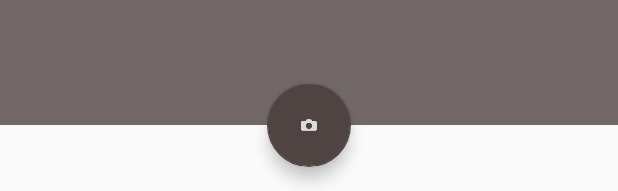
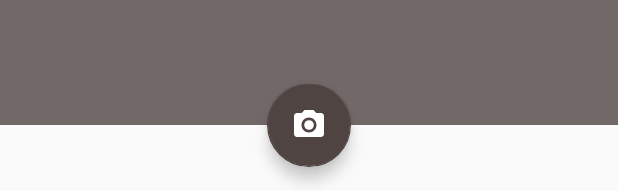
Before and after one commit to woosuk-oh/Healer, an Android app: the layout activity_takepicure.xml on its own in the app's theme, with its tools: preview values and no code run, on a phone screen of 412 x 824 dp. Shown: the part 1042-1233 px from the top of the screen. Run offline under Robolectric (Android 15) with nearby library versions, the phone set to English and light mode, and no system bars; Roboto replaces fonts that are not available here.

Commit message:
카메라 작동 확인

```diff
--- a/app/src/main/java/scross/healer/camera/CameraActivity2.java
+++ b/app/src/main/java/scross/healer/camera/CameraActivity2.java
@@ -1,3 +1,4 @@
+/*
 package scross.healer.camera;
 
 import android.graphics.Bitmap;
@@ -25,9 +26,11 @@ import scross.healer.R;
 import static android.content.ContentValues.TAG;
 
 
+*/
 /**
  * Created by gta2v on 2017-07-28.
- */
+ *//*
+
 
 public class CameraActivity2 extends AppCompatActivity {
 
@@ -99,3 +102,4 @@ public class CameraActivity2 extends AppCompatActivity {
         return mBackgroundHandler;
     }
 }
+*/
--- a/app/src/main/java/scross/healer/camera/TakePictureActivity.java
+++ b/app/src/main/java/scross/healer/camera/TakePictureActivity.java
@@ -48,7 +48,7 @@ public class TakePictureActivity  extends AppCompatActivity implements
         ActivityCompat.OnRequestPermissionsResultCallback,
         AspectRatioFragment.Listener {
 
-    private static final String TAG = "MainActivity";
+    private static final String TAG = "TakePictureActivity";
 
     private static final int REQUEST_CAMERA_PERMISSION = 1;
 
@@ -116,7 +116,7 @@ public class TakePictureActivity  extends AppCompatActivity implements
         super.onResume();
         if (ContextCompat.checkSelfPermission(this, Manifest.permission.CAMERA)
                 == PackageManager.PERMISSION_GRANTED) {
-//            mCameraView.start();
+            mCameraView.start();
         } else if (ActivityCompat.shouldShowRequestPermissionRationale(this,
                 Manifest.permission.CAMERA)) {
             ConfirmationDialogFragment
--- a/app/src/main/res/layout/activity_takepicure.xml
+++ b/app/src/main/res/layout/activity_takepicure.xml
@@ -18,7 +18,7 @@
     android:id="@+id/root"
     android:layout_width="match_parent"
     android:layout_height="match_parent"
-    tools:context=".MainActivity">
+    tools:context=".camera.TakePictureActivity">
 
     <com.google.android.cameraview.CameraView
         android:id="@+id/camera"
@@ -49,7 +49,7 @@
         android:layout_height="wrap_content"
         android:layout_alignParentBottom="true"
         android:layout_centerHorizontal="true"
-        app:srcCompat="@drawable/camerabtn"
+        app:srcCompat="@drawable/ic_camera"
         app:useCompatPadding="true"/>
 
 </RelativeLayout>
```
Also changed, not shown: app/src/main/java/scross/healer/camera/CameraPreview.java (+5 -2 lines).
